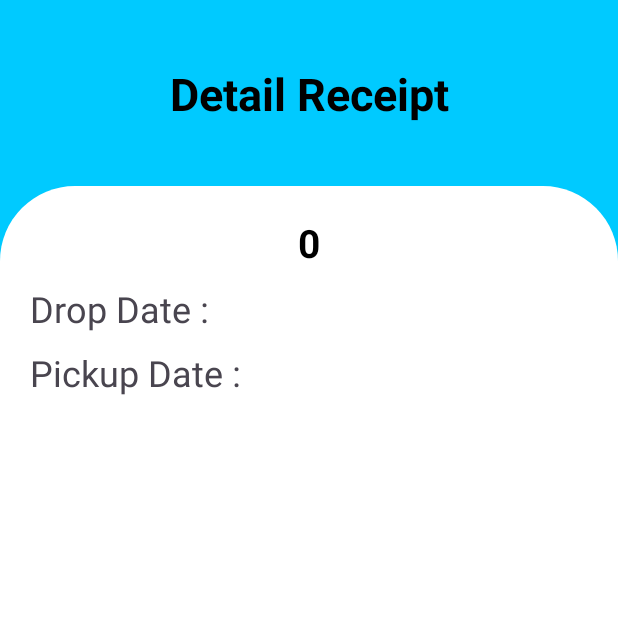
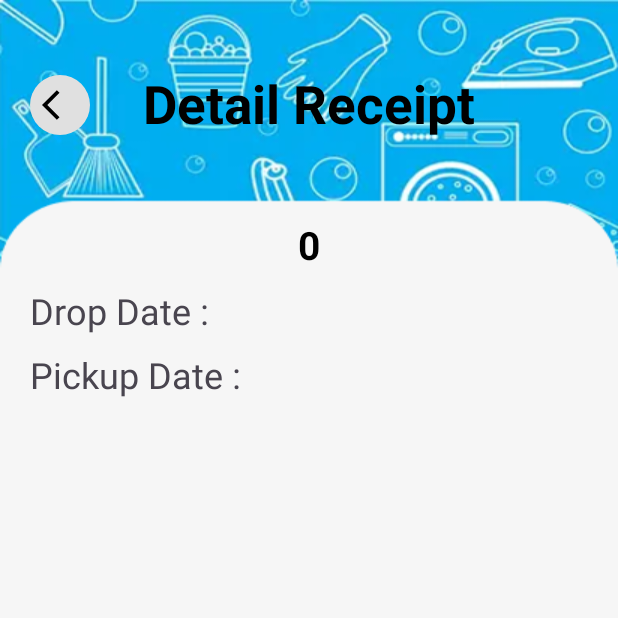
Before and after one commit to BrandonLi03/LaundryHub, an Android app: the DetailPage screen opened directly, with no data from a screen before it, on a phone screen of 412 x 824 dp, the top half of it. Run offline under Robolectric (Android 15) with nearby library versions, the phone set to English and light mode, and no system bars.

Commit message:
05/06/2025

```diff
--- a/app/src/main/java/com/example/laundryhub/Page/DetailPage.kt
+++ b/app/src/main/java/com/example/laundryhub/Page/DetailPage.kt
@@ -1,7 +1,10 @@
 package com.example.laundryhub.Page
 
+import android.content.Intent
 import android.os.Bundle
 import android.util.Log
+import android.widget.Button
+import android.widget.ImageButton
 import android.widget.TextView
 import androidx.activity.enableEdgeToEdge
 import androidx.appcompat.app.AppCompatActivity
@@ -24,6 +27,7 @@ class DetailPage : AppCompatActivity() {
     private lateinit var receiptCodes: TextView
     private lateinit var DropDate: TextView
     private lateinit var pickUpDate: TextView
+    private lateinit var back_btn: ImageButton
     var receiptCode: Int = 0
 
     override fun onCreate(savedInstanceState: Bundle?) {
@@ -39,12 +43,18 @@ class DetailPage : AppCompatActivity() {
         receiptCodes = binding.tvDetailReceiptCode
         DropDate = binding.tvDetailDropDate
         pickUpDate = binding.tvDetailPickupDate
+        back_btn = binding.btnBack
 
         receiptCodes.text = receiptCode.toString()
         DropDate.text = intent.getStringExtra("dropDate")
         pickUpDate.text = intent.getStringExtra("pickUpDate")
 
         setUpRecycler()
+
+        back_btn.setOnClickListener{
+            val intent = Intent(this, TransactionPage::class.java)
+            startActivity(intent)
+        }
     }
 
     private fun setUpRecycler() {
--- a/app/src/main/res/layout/activity_detail_page.xml
+++ b/app/src/main/res/layout/activity_detail_page.xml
@@ -10,8 +10,8 @@
     <View
         android:id="@+id/background"
         android:layout_width="match_parent"
-        android:layout_height="400dp"
-        android:background="@color/blue"
+        android:layout_height="match_parent"
+        android:background="@drawable/background"
         app:layout_constraintTop_toTopOf="parent"
         />
 
@@ -21,24 +21,14 @@
         android:layout_width="wrap_content"
         android:layout_height="wrap_content"
         android:text="Detail Receipt"
-        android:textSize="30sp"
+        android:textSize="35sp"
         android:textStyle="bold"
         android:textColor="@color/black"
         android:gravity="center"
+        android:layout_marginTop="45dp"
         app:layout_constraintStart_toStartOf="parent"
         app:layout_constraintEnd_toEndOf="parent"
-        app:layout_constraintTop_toTopOf="@+id/background"
-        app:layout_constraintBottom_toTopOf="@+id/v_detail_background"/>
-
-    <View
-        android:id="@+id/v_detail_background"
-        android:layout_width="match_parent"
-        android:layout_height="700dp"
-        android:background="@drawable/detail_background"
-        app:layout_constraintStart_toStartOf="parent"
-        app:layout_constraintEnd_toEndOf="parent"
-        app:layout_constraintBottom_toBottomOf="parent"
-        />
+        app:layout_constraintTop_toTopOf="@+id/background"/>
 
     <TextView
         android:id="@+id/tv_detail_receipt_code"
@@ -48,10 +38,10 @@
         android:textSize="26sp"
         android:textColor="@color/black"
         android:textStyle="bold"
-        android:layout_marginTop="20dp"
+        android:layout_marginTop="100dp"
         app:layout_constraintStart_toStartOf="parent"
         app:layout_constraintEnd_toEndOf="parent"
-        app:layout_constraintTop_toTopOf="@+id/v_detail_background"
+        app:layout_constraintTop_toTopOf="@+id/tv_detail_title"
         />
 
     <LinearLayout
@@ -118,13 +108,23 @@
         android:id="@+id/rv_detail"
         android:layout_width="match_parent"
         android:layout_height="0dp"
-        android:layout_marginVertical="10dp"
+        android:layout_marginVertical="15dp"
         app:layout_constraintStart_toStartOf="parent"
         app:layout_constraintEnd_toEndOf="parent"
         app:layout_constraintTop_toBottomOf="@+id/ll_detail_pickup_date"
         app:layout_constraintBottom_toBottomOf="parent"
         />
 
-
+    <ImageButton
+        android:id="@+id/btn_back"
+        android:layout_width="40dp"
+        android:layout_height="40dp"
+        android:layout_marginTop="50dp"
+        android:layout_marginStart="20dp"
+        android:src="@drawable/ic_back_24"
+        android:background="@drawable/circular_background"
+        app:layout_constraintStart_toStartOf="parent"
+        app:layout_constraintTop_toTopOf="parent"
+        />
 
 </androidx.constraintlayout.widget.ConstraintLayout>
--- a/app/src/main/res/layout/activity_map_page.xml
+++ b/app/src/main/res/layout/activity_map_page.xml
@@ -20,6 +20,6 @@
         android:src="@drawable/ic_back_24"
         android:background="@drawable/circular_background"
         android:layout_marginTop="50dp"
-        android:layout_marginStart="30dp"/>/>
+        android:layout_marginStart="30dp"/>
 
 </FrameLayout>
```
Also changed, not shown: app/src/main/AndroidManifest.xml (+9 -8 lines), app/src/main/java/com/example/laundryhub/Database/DatabaseHelper.kt (+8 -1 lines), app/src/main/java/com/example/laundryhub/Page/HomePage.kt (+6 -5 lines), app/src/main/java/com/example/laundryhub/Page/TransactionPage.kt (+8 -0 lines), app/src/main/res/layout/activity_transaction_page.xml (+13 -2 lines).
